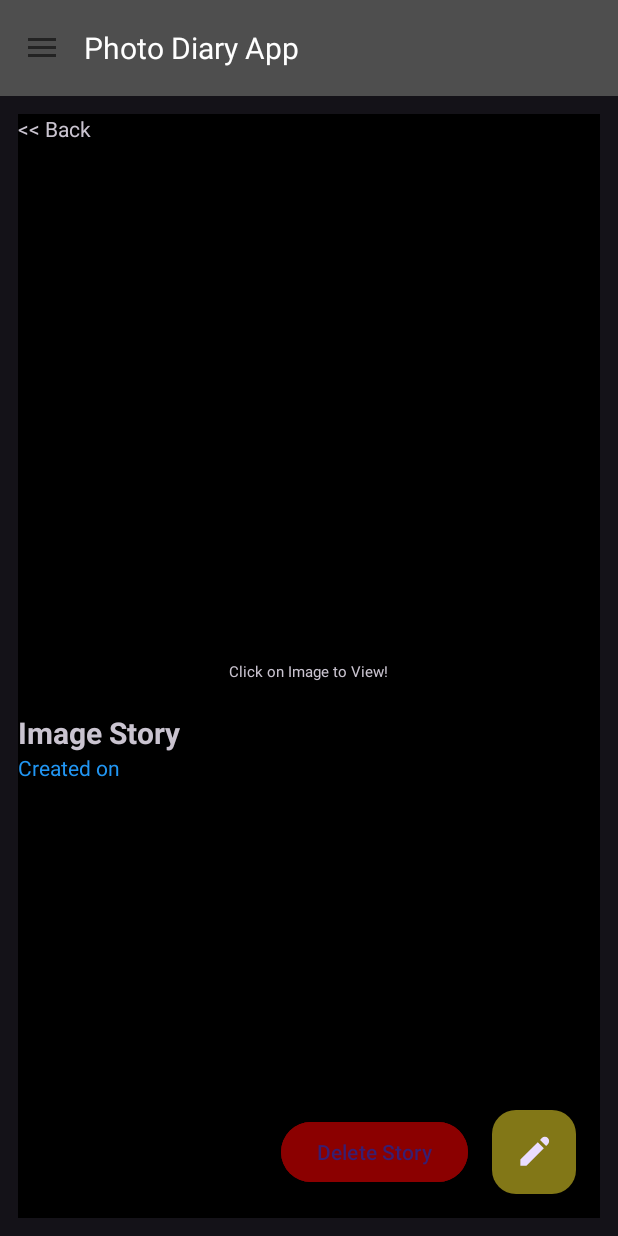
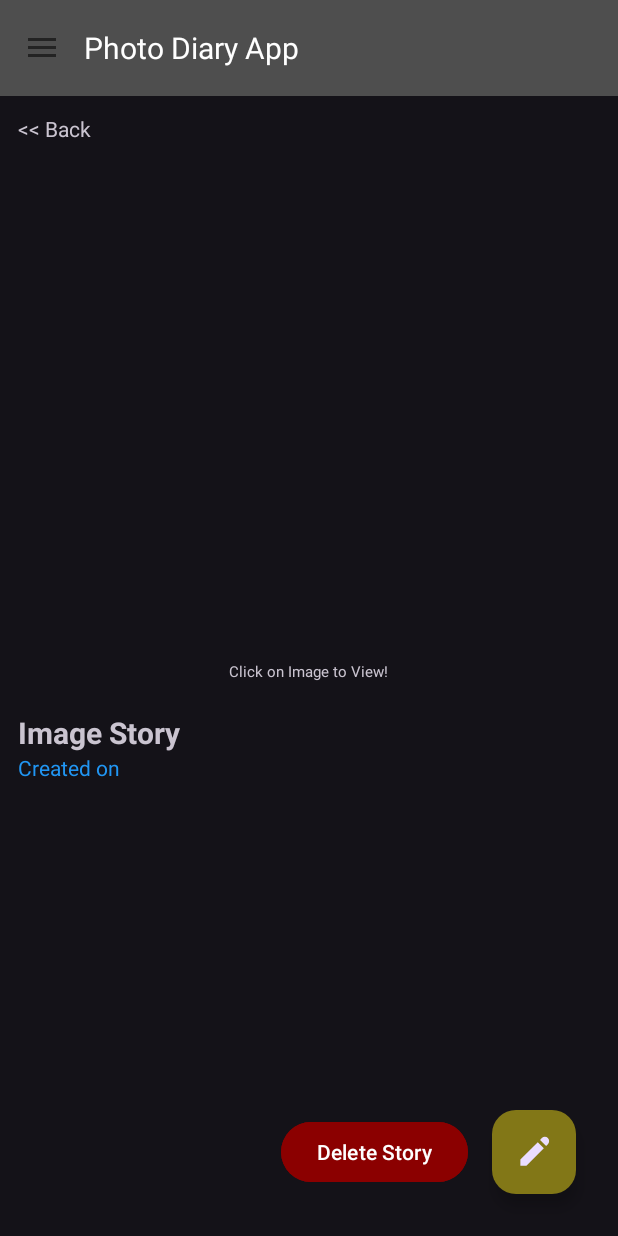
Before and after one commit to Rafibintang22/TubesMobdev1, an Android app: the fragment FragmentDetailKonten placed in its activity, on a phone screen of 412 x 824 dp. Run offline under Robolectric (Android 15) with nearby library versions, the phone set to English and light mode, and no system bars; libraries missing offline, so code that uses them is left out: com.github.chrisbanes.photoview.

Commit message:
update : Bug fixed (foto retake)

```diff
--- a/app/src/main/res/layout/fragment_detail_konten.xml
+++ b/app/src/main/res/layout/fragment_detail_konten.xml
@@ -2,7 +2,6 @@
 <LinearLayout xmlns:android="http://schemas.android.com/apk/res/android"
     android:layout_width="match_parent"
     android:layout_height="match_parent"
-    style="@style/Screen"
     android:orientation="vertical">
     <TextView
         android:id="@+id/btn_back"
@@ -66,6 +65,7 @@
             android:layout_height="wrap_content"
             android:layout_gravity="center_vertical"
             android:text="Delete Story"
+            style="@style/TextColorBtnDel"
             android:backgroundTint="@color/merah"
             />
     <com.google.android.material.floatingactionbutton.FloatingActionButton
--- a/app/src/main/res/values-night/themes.xml
+++ b/app/src/main/res/values-night/themes.xml
@@ -33,6 +33,10 @@
         <item name="android:textColor">@color/white</item>
     </style>
 
+    <style name="TextColorBtnDel">
+        <item name="android:textColor">@color/white</item>
+    </style>
+
     <style name="TextColorAccent">
         <item name="android:textColor">@color/lightgrey</item>
     </style>
--- a/app/src/main/res/values/themes.xml
+++ b/app/src/main/res/values/themes.xml
@@ -31,6 +31,10 @@
         <item name="android:textColor">@color/black</item>
     </style>
 
+    <style name="TextColorBtnDel">
+        <item name="android:textColor">@color/white</item>
+    </style>
+
     <style name="TextColorAccent">
         <item name="android:textColor">@color/biru</item>
     </style>
```
Also changed, not shown: app/src/main/java/com/example/tubes1/FragmentDetailKonten.kt (+8 -0 lines), app/src/main/java/com/example/tubes1/FragmentTambahKonten.kt (+5 -4 lines).
